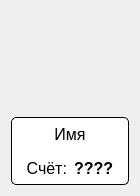
Above: Games/InterfaceElements/playericon.ui from MyEdit/Casino_Client before the change. Below: the same form after it.
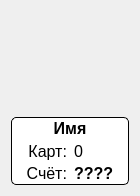
That is the form after the change.

Patch:
```diff
--- a/Games/InterfaceElements/playericon.ui
+++ b/Games/InterfaceElements/playericon.ui
@@ -91,6 +91,8 @@
            <font>
             <family>Segoe UI</family>
             <pointsize>12</pointsize>
+            <weight>75</weight>
+            <bold>true</bold>
            </font>
           </property>
           <property name="text">
@@ -104,6 +106,42 @@
           </property>
          </widget>
         </item>
+        <item>
+         <layout class="QHBoxLayout" name="horizontalLayout_2">
+          <property name="spacing">
+           <number>7</number>
+          </property>
+          <item>
+           <widget class="QLabel" name="labelCard">
+            <property name="font">
+             <font>
+              <family>Segoe UI</family>
+              <pointsize>12</pointsize>
+             </font>
+            </property>
+            <property name="text">
+             <string>Карт:</string>
+            </property>
+            <property name="alignment">
+             <set>Qt::AlignRight|Qt::AlignTrailing|Qt::AlignVCenter</set>
+            </property>
+           </widget>
+          </item>
+          <item>
+           <widget class="QLabel" name="countCard">
+            <property name="font">
+             <font>
+              <family>Segoe UI</family>
+              <pointsize>12</pointsize>
+             </font>
+            </property>
+            <property name="text">
+             <string>0</string>
+            </property>
+           </widget>
+          </item>
+         </layout>
+        </item>
         <item>
          <layout class="QHBoxLayout" name="horizontalLayout">
           <property name="spacing">
```
